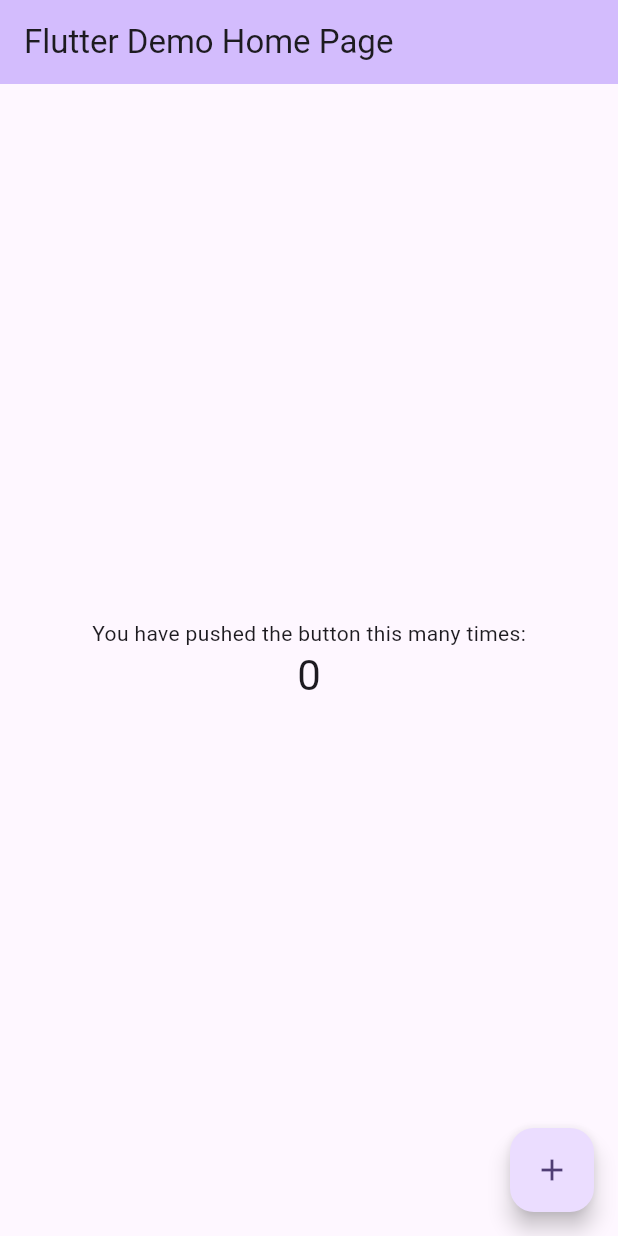
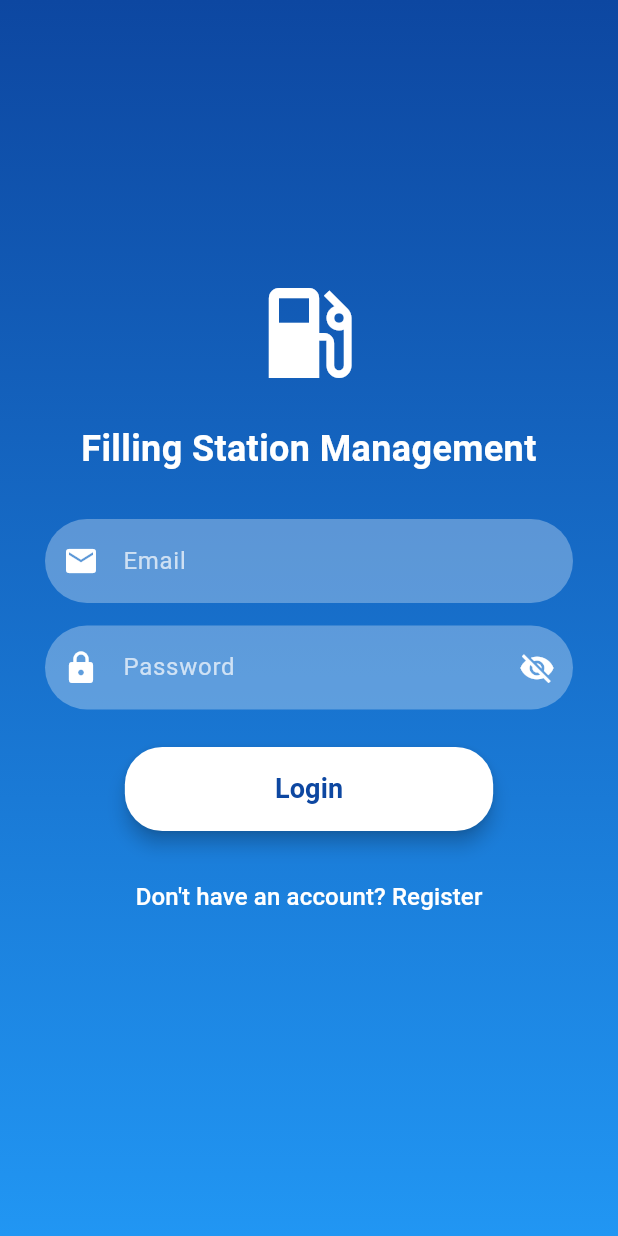
Before and after one commit to sithilxheartz/ShediFyApp, a Flutter app: the screen it shows after launch, on a phone screen of 412 x 824 dp. Run offline on Flutter 3.47's test engine with Material 3 defaults, Android fonts, the phone set to English and light mode, and no system bars.

Commit message:
created login screen and user registration

```diff
--- a/lib/main.dart
+++ b/lib/main.dart
@@ -1,122 +1,220 @@
+import 'dart:convert';
 import 'package:flutter/material.dart';
+import 'package:http/http.dart' as http;
+import 'dashboard.dart';
+import 'userRegistration.dart'; // Import RegistrationPage
 
 void main() {
-  runApp(const MyApp());
+  runApp(const FillingStationApp());
 }
 
-class MyApp extends StatelessWidget {
-  const MyApp({super.key});
+class FillingStationApp extends StatelessWidget {
+  const FillingStationApp({super.key});
 
-  // This widget is the root of your application.
   @override
   Widget build(BuildContext context) {
-    return MaterialApp(
-      title: 'Flutter Demo',
-      theme: ThemeData(
-        // This is the theme of your application.
-        //
-        // TRY THIS: Try running your application with "flutter run". You'll see
-        // the application has a purple toolbar. Then, without quitting the app,
-        // try changing the seedColor in the colorScheme below to Colors.green
-        // and then invoke "hot reload" (save your changes or press the "hot
-        // reload" button in a Flutter-supported IDE, or press "r" if you used
-        // the command line to start the app).
-        //
-        // Notice that the counter didn't reset back to zero; the application
-        // state is not lost during the reload. To reset the state, use hot
-        // restart instead.
-        //
-        // This works for code too, not just values: Most code changes can be
-        // tested with just a hot reload.
-        colorScheme: ColorScheme.fromSeed(seedColor: Colors.deepPurple),
-      ),
-      home: const MyHomePage(title: 'Flutter Demo Home Page'),
-    );
+    return MaterialApp(debugShowCheckedModeBanner: false, home: LoginPage());
   }
 }
 
-class MyHomePage extends StatefulWidget {
-  const MyHomePage({super.key, required this.title});
-
-  // This widget is the home page of your application. It is stateful, meaning
-  // that it has a State object (defined below) that contains fields that affect
-  // how it looks.
-
-  // This class is the configuration for the state. It holds the values (in this
-  // case the title) provided by the parent (in this case the App widget) and
-  // used by the build method of the State. Fields in a Widget subclass are
-  // always marked "final".
-
-  final String title;
+// --------------------- LOGIN PAGE ---------------------
+class LoginPage extends StatefulWidget {
+  const LoginPage({super.key});
 
   @override
-  State<MyHomePage> createState() => _MyHomePageState();
+  _LoginPageState createState() => _LoginPageState();
 }
 
-class _MyHomePageState extends State<MyHomePage> {
-  int _counter = 0;
+class _LoginPageState extends State<LoginPage> {
+  final TextEditingController _emailController = TextEditingController();
+  final TextEditingController _passwordController = TextEditingController();
+  bool _obscureText = true;
+  bool _isLoading = false;
 
-  void _incrementCounter() {
+  Future<void> loginUser() async {
+    String email = _emailController.text.trim();
+    String password = _passwordController.text.trim();
+
+    if (email.isEmpty || password.isEmpty) {
+      _showMessage("Please enter email and password");
+      return;
+    }
+
     setState(() {
-      // This call to setState tells the Flutter framework that something has
-      // changed in this State, which causes it to rerun the build method below
-      // so that the display can reflect the updated values. If we changed
-      // _counter without calling setState(), then the build method would not be
-      // called again, and so nothing would appear to happen.
-      _counter++;
+      _isLoading = true;
     });
+
+    var url = Uri.parse("http://10.16.142.141:5000/login");
+    var response = await http.post(
+      url,
+      headers: {"Content-Type": "application/json"},
+      body: jsonEncode({"email": email, "password": password}),
+    );
+
+    setState(() {
+      _isLoading = false;
+    });
+
+    var data = jsonDecode(response.body);
+
+    if (response.statusCode == 200) {
+      _showMessage("Login successful");
+      Navigator.pushReplacement(
+        context,
+        MaterialPageRoute(builder: (context) => DashboardPage()),
+      );
+    } else {
+      _showMessage(data["message"] ?? "Login failed");
+    }
+  }
+
+  void _showMessage(String message) {
+    ScaffoldMessenger.of(
+      context,
+    ).showSnackBar(SnackBar(content: Text(message)));
   }
 
   @override
   Widget build(BuildContext context) {
-    // This method is rerun every time setState is called, for instance as done
-    // by the _incrementCounter method above.
-    //
-    // The Flutter framework has been optimized to make rerunning build methods
-    // fast, so that you can just rebuild anything that needs updating rather
-    // than having to individually change instances of widgets.
     return Scaffold(
-      appBar: AppBar(
-        // TRY THIS: Try changing the color here to a specific color (to
-        // Colors.amber, perhaps?) and trigger a hot reload to see the AppBar
-        // change color while the other colors stay the same.
-        backgroundColor: Theme.of(context).colorScheme.inversePrimary,
-        // Here we take the value from the MyHomePage object that was created by
-        // the App.build method, and use it to set our appbar title.
-        title: Text(widget.title),
-      ),
-      body: Center(
-        // Center is a layout widget. It takes a single child and positions it
-        // in the middle of the parent.
-        child: Column(
-          // Column is also a layout widget. It takes a list of children and
-          // arranges them vertically. By default, it sizes itself to fit its
-          // children horizontally, and tries to be as tall as its parent.
-          //
-          // Column has various properties to control how it sizes itself and
-          // how it positions its children. Here we use mainAxisAlignment to
-          // center the children vertically; the main axis here is the vertical
-          // axis because Columns are vertical (the cross axis would be
-          // horizontal).
-          //
-          // TRY THIS: Invoke "debug painting" (choose the "Toggle Debug Paint"
-          // action in the IDE, or press "p" in the console), to see the
-          // wireframe for each widget.
-          mainAxisAlignment: MainAxisAlignment.center,
-          children: <Widget>[
-            const Text('You have pushed the button this many times:'),
-            Text(
-              '$_counter',
-              style: Theme.of(context).textTheme.headlineMedium,
+      body: Container(
+        width: double.infinity,
+        height: double.infinity,
+        decoration: BoxDecoration(
+          gradient: LinearGradient(
+            colors: [Colors.blue.shade900, Colors.blue.shade500],
+            begin: Alignment.topCenter,
+            end: Alignment.bottomCenter,
+          ),
+        ),
+        child: Center(
+          child: SingleChildScrollView(
+            child: Padding(
+              padding: const EdgeInsets.symmetric(horizontal: 30.0),
+              child: Column(
+                mainAxisAlignment: MainAxisAlignment.center,
+                children: [
+                  const Icon(
+                    Icons.local_gas_station,
+                    size: 80,
+                    color: Colors.white,
+                  ),
+                  const SizedBox(height: 20),
+                  const Text(
+                    "Filling Station Management",
+                    textAlign: TextAlign.center,
+                    style: TextStyle(
+                      fontSize: 24,
+                      fontWeight: FontWeight.bold,
+                      color: Colors.white,
+                    ),
+                  ),
+                  const SizedBox(height: 30),
+
+                  // Email and Password fields
+                  _buildTextField(
+                    controller: _emailController,
+                    hintText: "Email",
+                    icon: Icons.email,
+                    isPassword: false,
+                  ),
+                  const SizedBox(height: 15),
+                  _buildTextField(
+                    controller: _passwordController,
+                    hintText: "Password",
+                    icon: Icons.lock,
+                    isPassword: true,
+                  ),
+                  const SizedBox(height: 25),
+
+                  _isLoading
+                      ? const CircularProgressIndicator(color: Colors.white)
+                      : ElevatedButton(
+                        onPressed: loginUser,
+                        style: ElevatedButton.styleFrom(
+                          backgroundColor: Colors.white,
+                          foregroundColor: Colors.blue.shade900,
+                          padding: const EdgeInsets.symmetric(
+                            horizontal: 100,
+                            vertical: 15,
+                          ),
+                          shape: RoundedRectangleBorder(
+                            borderRadius: BorderRadius.circular(25),
+                          ),
+                          elevation: 5,
+                        ),
+                        child: const Text(
+                          "Login",
+                          style: TextStyle(
+                            fontSize: 18,
+                            fontWeight: FontWeight.bold,
+                          ),
+                        ),
+                      ),
+                  SizedBox(height: 20),
+
+                  // Link to Registration page
+                  TextButton(
+                    onPressed: () {
+                      Navigator.push(
+                        context,
+                        MaterialPageRoute(
+                          builder:
+                              (context) =>
+                                  RegistrationPage(), // Navigate to RegistrationPage
+                        ),
+                      );
+                    },
+                    child: Text(
+                      "Don't have an account? Register",
+                      style: TextStyle(fontSize: 16, color: Colors.white),
+                    ),
+                  ),
+                  const SizedBox(height: 20),
+                ],
+              ),
             ),
-          ],
+          ),
         ),
       ),
-      floatingActionButton: FloatingActionButton(
-        onPressed: _incrementCounter,
-        tooltip: 'Increment',
-        child: const Icon(Icons.add),
-      ), // This trailing comma makes auto-formatting nicer for build methods.
+    );
+  }
+
+  Widget _buildTextField({
+    required TextEditingController controller,
+    required String hintText,
+    required IconData icon,
+    required bool isPassword,
+  }) {
+    return TextField(
+      controller: controller,
+      obscureText: isPassword ? _obscureText : false,
+      style: const TextStyle(color: Colors.white),
+      decoration: InputDecoration(
+        prefixIcon: Icon(icon, color: Colors.white),
+        hintText: hintText,
+        hintStyle: const TextStyle(color: Colors.white70),
+        filled: true,
+        fillColor: Colors.white.withOpacity(0.3),
+        border: OutlineInputBorder(
+          borderRadius: BorderRadius.circular(30),
+          borderSide: BorderSide.none,
+        ),
+        suffixIcon:
+            isPassword
+                ? IconButton(
+                  icon: Icon(
+                    _obscureText ? Icons.visibility_off : Icons.visibility,
+                    color: Colors.white,
+                  ),
+                  onPressed: () {
+                    setState(() {
+                      _obscureText = !_obscureText;
+                    });
+                  },
+                )
+                : null,
+      ),
     );
   }
 }
```
Also changed, not shown: lib/userRegistration.dart (added, +199 -0 lines).
